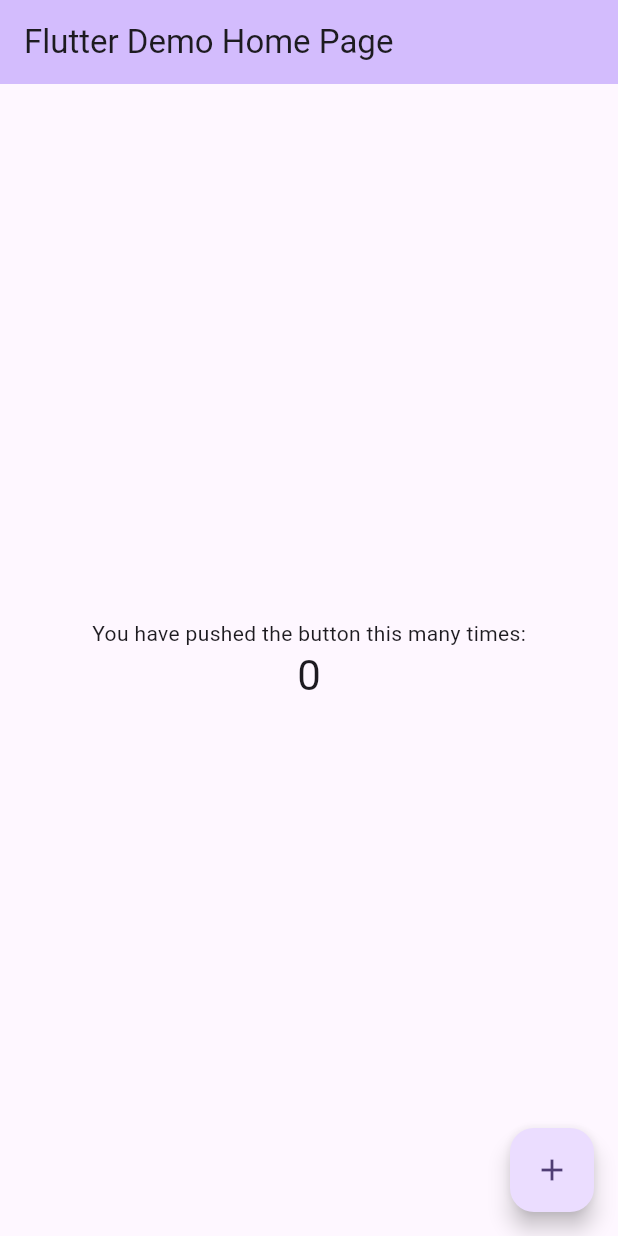
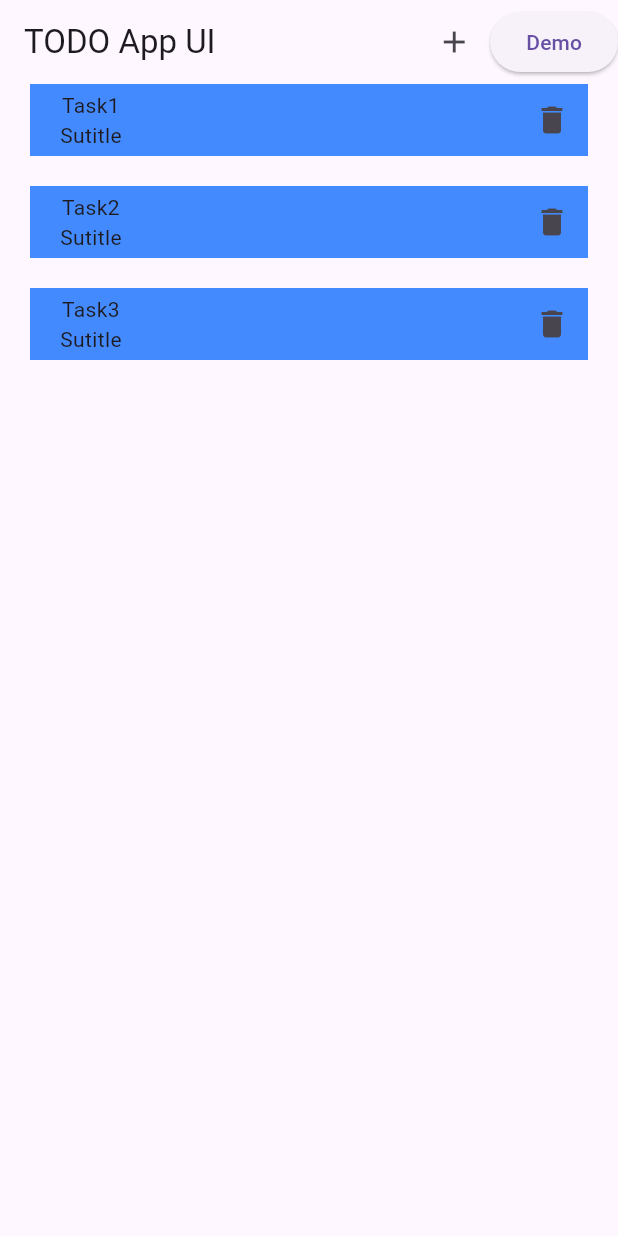
Before and after one commit to rajendrashahu/flutter_todo, a Flutter app: the screen it shows after launch, on a phone screen of 412 x 824 dp. Run offline on Flutter 3.47's test engine with Material 3 defaults, Android fonts, the phone set to English and light mode, and no system bars; missing offline and left inert: todo_app.

Commit message:
added files

```diff
--- /dev/null
+++ b/lib/first_page.dart
@@ -0,0 +1,97 @@
+import 'dart:math';
+
+import 'package:flutter/material.dart';
+import 'package:todo_app/second_page.dart';
+
+class FirstPage extends StatefulWidget {
+  @override
+  State<FirstPage> createState() => _FirstPageState();
+}
+
+class _FirstPageState extends State<FirstPage> {
+  var data = ["Task1", "Task2", "Task3"];
+
+  @override
+  Widget build(BuildContext context) {
+    // TODO: implement build
+    return Scaffold(
+      appBar: AppBar(
+        title: Text("TODO App UI"),
+        actions: [
+          IconButton(
+            onPressed: () {
+              Navigator.push(
+                context,
+                MaterialPageRoute(
+                  builder: (_) {
+                    return SecondPage(addItem);
+                  },
+                ),
+              );
+            },
+            icon: Icon(Icons.add),
+          ),
+          ElevatedButton(
+            onPressed: () {
+              addItem("Demo");
+            },
+            child: Text("Demo"),
+          ),
+        ],
+      ),
+      body: SingleChildScrollView(
+        child: Column(
+          spacing: 20,
+          children: [
+            for (int i = 0; i <= data.length - 1; i++) ...{TodoCard(data[i])},
+          ],
+        ),
+      ),
+    );
+  }
+
+  addItem(String item) {
+    setState(() {
+      data.add(item);
+    });
+  }
+}
+
+class TodoCard extends StatefulWidget {
+  String title;
+  TodoCard(this.title);
+
+  @override
+  State<TodoCard> createState() => _TodoCardState();
+}
+
+class _TodoCardState extends State<TodoCard> {
+  Color? cardColor;
+  List<Color> colorList = [
+    Colors.redAccent,
+    Colors.blueAccent,
+    Colors.blueGrey,
+  ];
+  @override
+  void initState() {
+    int index = Random().nextInt(colorList.length);
+    cardColor = colorList[index];
+    super.initState();
+  }
+
+  @override
+  Widget build(BuildContext context) {
+    return Container(
+      color: cardColor,
+      padding: EdgeInsets.only(left: 20),
+      margin: EdgeInsets.symmetric(horizontal: 20),
+      child: Row(
+        mainAxisAlignment: MainAxisAlignment.spaceBetween,
+        children: [
+          Column(children: [Text(widget.title), Text("Sutitle")]),
+          IconButton(onPressed: () {}, icon: Icon(Icons.delete)),
+        ],
+      ),
+    );
+  }
+}
--- a/lib/main.dart
+++ b/lib/main.dart
@@ -1,122 +1,6 @@
 import 'package:flutter/material.dart';
+import 'first_page.dart';
 
 void main() {
-  runApp(const MyApp());
+  runApp(MaterialApp(home: FirstPage()));
 }
-
-class MyApp extends StatelessWidget {
-  const MyApp({super.key});
-
-  // This widget is the root of your application.
-  @override
-  Widget build(BuildContext context) {
-    return MaterialApp(
-      title: 'Flutter Demo',
-      theme: ThemeData(
-        // This is the theme of your application.
-        //
-        // TRY THIS: Try running your application with "flutter run". You'll see
-        // the application has a purple toolbar. Then, without quitting the app,
-        // try changing the seedColor in the colorScheme below to Colors.green
-        // and then invoke "hot reload" (save your changes or press the "hot
-        // reload" button in a Flutter-supported IDE, or press "r" if you used
-        // the command line to start the app).
-        //
-        // Notice that the counter didn't reset back to zero; the application
-        // state is not lost during the reload. To reset the state, use hot
-        // restart instead.
-        //
-        // This works for code too, not just values: Most code changes can be
-        // tested with just a hot reload.
-        colorScheme: ColorScheme.fromSeed(seedColor: Colors.deepPurple),
-      ),
-      home: const MyHomePage(title: 'Flutter Demo Home Page'),
-    );
-  }
-}
-
-class MyHomePage extends StatefulWidget {
-  const MyHomePage({super.key, required this.title});
-
-  // This widget is the home page of your application. It is stateful, meaning
-  // that it has a State object (defined below) that contains fields that affect
-  // how it looks.
-
-  // This class is the configuration for the state. It holds the values (in this
-  // case the title) provided by the parent (in this case the App widget) and
-  // used by the build method of the State. Fields in a Widget subclass are
-  // always marked "final".
-
-  final String title;
-
-  @override
-  State<MyHomePage> createState() => _MyHomePageState();
-}
-
-class _MyHomePageState extends State<MyHomePage> {
-  int _counter = 0;
-
-  void _incrementCounter() {
-    setState(() {
-      // This call to setState tells the Flutter framework that something has
-      // changed in this State, which causes it to rerun the build method below
-      // so that the display can reflect the updated values. If we changed
-      // _counter without calling setState(), then the build method would not be
-      // called again, and so nothing would appear to happen.
-      _counter++;
-    });
-  }
-
-  @override
-  Widget build(BuildContext context) {
-    // This method is rerun every time setState is called, for instance as done
-    // by the _incrementCounter method above.
-    //
-    // The Flutter framework has been optimized to make rerunning build methods
-    // fast, so that you can just rebuild anything that needs updating rather
-    // than having to individually change instances of widgets.
-    return Scaffold(
-      appBar: AppBar(
-        // TRY THIS: Try changing the color here to a specific color (to
-        // Colors.amber, perhaps?) and trigger a hot reload to see the AppBar
-        // change color while the other colors stay the same.
-        backgroundColor: Theme.of(context).colorScheme.inversePrimary,
-        // Here we take the value from the MyHomePage object that was created by
-        // the App.build method, and use it to set our appbar title.
-        title: Text(widget.title),
-      ),
-      body: Center(
-        // Center is a layout widget. It takes a single child and positions it
-        // in the middle of the parent.
-        child: Column(
-          // Column is also a layout widget. It takes a list of children and
-          // arranges them vertically. By default, it sizes itself to fit its
-          // children horizontally, and tries to be as tall as its parent.
-          //
-          // Column has various properties to control how it sizes itself and
-          // how it positions its children. Here we use mainAxisAlignment to
-          // center the children vertically; the main axis here is the vertical
-          // axis because Columns are vertical (the cross axis would be
-          // horizontal).
-          //
-          // TRY THIS: Invoke "debug painting" (choose the "Toggle Debug Paint"
-          // action in the IDE, or press "p" in the console), to see the
-          // wireframe for each widget.
-          mainAxisAlignment: MainAxisAlignment.center,
-          children: <Widget>[
-            const Text('You have pushed the button this many times:'),
-            Text(
-              '$_counter',
-              style: Theme.of(context).textTheme.headlineMedium,
-            ),
-          ],
-        ),
-      ),
-      floatingActionButton: FloatingActionButton(
-        onPressed: _incrementCounter,
-        tooltip: 'Increment',
-        child: const Icon(Icons.add),
-      ), // This trailing comma makes auto-formatting nicer for build methods.
-    );
-  }
-}
```
Also changed, not shown: lib/second_page.dart (added, +36 -0 lines).
